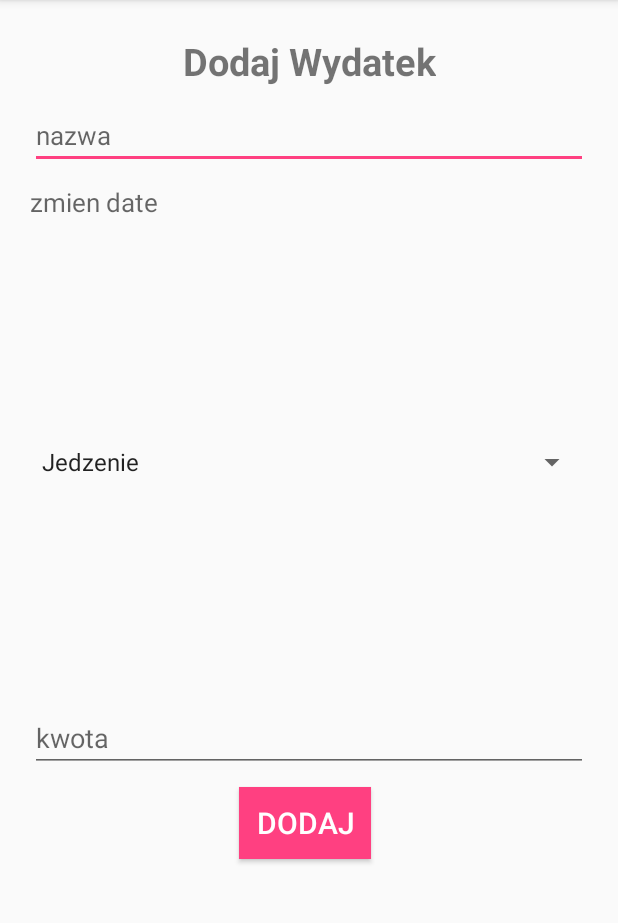
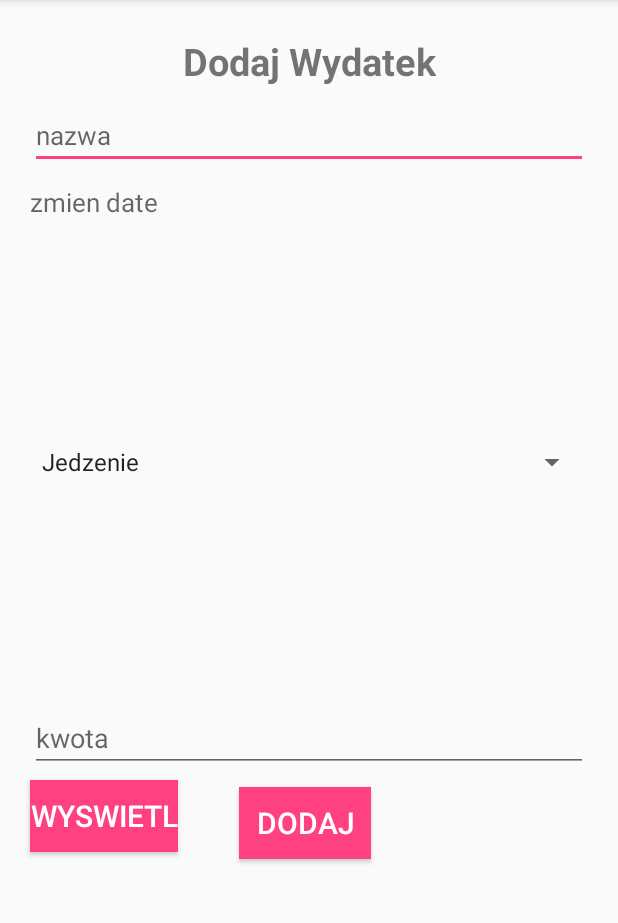
Before and after one commit to olliekrk/firstapplication, an Android app: the NewExpenseActivity screen opened directly, with no data from a screen before it, after a tap on "DODAJ", on a phone screen of 412 x 824 dp, the part 84-1007 px from its top. Run offline under Robolectric (Android 15) with nearby library versions, the phone set to English and light mode, and no system bars.

Commit message:
db is working

```diff
--- a/app/src/main/java/com/example/olgierd/kalendarz/ExpenseDB.java
+++ b/app/src/main/java/com/example/olgierd/kalendarz/ExpenseDB.java
@@ -26,10 +26,10 @@ public class ExpenseDB {
                         + ID + " INTEGER PRIMARY KEY AUTOINCREMENT,"
                         + NAME + " VARCHAR(255) ,"
                         + CAT + " VARCHAR(255) ,"
-                        + AMOUNT + " INTEGER ,"
-                        + DAY + " INTEGER ,"
-                        + MONTH + " INTEGER ,"
-                        + YEAR + " INTEGER );";
+                        + AMOUNT + " VARCHAR(255) ,"
+                        + DAY + " VARCHAR(255) ,"
+                        + MONTH + " VARCHAR(255) ,"
+                        + YEAR + " VARCHAR(255) );";
         private static final String DROP_TABLE = "DROP TABLE IF EXISTS " + TABLE_NAME;
 
         private Context context;
@@ -66,7 +66,7 @@ public class ExpenseDB {
         helper = new expenseDbHelper(context);
     }
 
-    public long insertData(String name, String category, double amount, int day, int month, int year) {
+    public long insertData(String name, String category, String amount, String day, String month, String year) {
         SQLiteDatabase db = helper.getWritableDatabase();
         ContentValues contentValues = new ContentValues();
         contentValues.put(expenseDbHelper.NAME, name);
@@ -84,8 +84,8 @@ public class ExpenseDB {
         String[] columns = {
                 expenseDbHelper.ID,
                 expenseDbHelper.NAME,
+                expenseDbHelper.CAT,
                 expenseDbHelper.AMOUNT,
-                expenseDbHelper.CAT,
                 expenseDbHelper.DAY,
                 expenseDbHelper.MONTH,
                 expenseDbHelper.YEAR
@@ -96,10 +96,10 @@ public class ExpenseDB {
             int id = cursor.getInt(cursor.getColumnIndex(expenseDbHelper.ID));
             String name = cursor.getString(cursor.getColumnIndex(expenseDbHelper.NAME));
             String cat = cursor.getString(cursor.getColumnIndex(expenseDbHelper.CAT));
-            double amount = cursor.getDouble(cursor.getColumnIndex(expenseDbHelper.AMOUNT));
-            int day = cursor.getInt(cursor.getColumnIndex(expenseDbHelper.DAY));
-            int month = cursor.getInt(cursor.getColumnIndex(expenseDbHelper.MONTH));
-            int year = cursor.getInt(cursor.getColumnIndex(expenseDbHelper.YEAR));
+            String amount = cursor.getString(cursor.getColumnIndex(expenseDbHelper.AMOUNT));
+            String day = cursor.getString(cursor.getColumnIndex(expenseDbHelper.DAY));
+            String month = cursor.getString(cursor.getColumnIndex(expenseDbHelper.MONTH));
+            String year = cursor.getString(cursor.getColumnIndex(expenseDbHelper.YEAR));
             buffer.append(id + ". " + cat + ": " + name + " " + amount + "PLN " + day + "-" + month + "-" + year + "\n");
         }
         return buffer.toString();
--- a/app/src/main/java/com/example/olgierd/kalendarz/NewExpenseActivity.java
+++ b/app/src/main/java/com/example/olgierd/kalendarz/NewExpenseActivity.java
@@ -24,12 +24,13 @@ public class NewExpenseActivity extends AppCompatActivity {
     private EditText mName;
     private EditText mAmount;
     private Button submitButton;
+    private Button allExpensesButton;
     private Spinner mCat;
     private DatePickerDialog.OnDateSetListener mOnDateSetListener;
 
-    private int selectedDay;
-    private int selectedMonth;
-    private int selectedYear;
+    private String selectedDay;
+    private String selectedMonth;
+    private String selectedYear;
 
     @Override
     protected void onCreate(Bundle savedInstanceState) {
@@ -39,6 +40,7 @@ public class NewExpenseActivity extends AppCompatActivity {
         myDB = new ExpenseDB(this);
 
         submitButton = (Button) findViewById(R.id.submitButton);
+        allExpensesButton = (Button) findViewById(R.id.allExpensesButtonDisplay);
         mName = (EditText) findViewById(R.id.etName);
         mAmount = (EditText) findViewById(R.id.etAmount);
         mDate = (TextView) findViewById(R.id.etDate);
@@ -51,13 +53,20 @@ public class NewExpenseActivity extends AppCompatActivity {
             }
         });
 
+        allExpensesButton.setOnClickListener(new View.OnClickListener() {
+            @Override
+            public void onClick(View view) {
+                Message.message(getApplicationContext(), myDB.getData());
+            }
+        });
+
         mDate.setOnClickListener(new View.OnClickListener() {
             @Override
             public void onClick(View view) {
                 Calendar cal = Calendar.getInstance();
-                selectedYear = cal.get(Calendar.YEAR);
-                selectedMonth = cal.get(Calendar.MONTH);
-                selectedDay = cal.get(Calendar.DAY_OF_MONTH);
+                int selectedYear = cal.get(Calendar.YEAR);
+                int selectedMonth = cal.get(Calendar.MONTH);
+                int selectedDay = cal.get(Calendar.DAY_OF_MONTH);
 
                 DatePickerDialog dialog = new DatePickerDialog(NewExpenseActivity.this,
                         android.R.style.Theme_Black,
@@ -77,9 +86,9 @@ public class NewExpenseActivity extends AppCompatActivity {
                 String date = day + "." + month + "." + year;
                 mDate.setText(date);
 
-                selectedDay = day;
-                selectedMonth = month;
-                selectedYear = year;
+                selectedDay = "" + day;
+                selectedMonth = "" + month;
+                selectedYear = "" + year;
             }
         };
     }
@@ -87,7 +96,7 @@ public class NewExpenseActivity extends AppCompatActivity {
     private void insertToDB() {
         String name = mName.getText().toString();
         String cat = mCat.getSelectedItem().toString();
-        Double amount = Double.parseDouble(mAmount.toString());
+        String amount = mAmount.getText().toString();
 
         try {
             long id = myDB.insertData(name, cat, amount, selectedDay, selectedMonth, selectedYear);
@@ -95,11 +104,13 @@ public class NewExpenseActivity extends AppCompatActivity {
                 Message.message(getApplicationContext(), "Insertion was unsuccesful");
             else
                 Message.message(getApplicationContext(), "Expense inserted succesfully");
-            mDate.setText("Wybierz datę");
-            mAmount.setText("Kwota");
-            mName.setText("Nazwa");
+            mDate.setText("");
+            mAmount.setText("");
+            mName.setText("");
         } catch (Exception e) {
             Message.message(getApplicationContext(), "" + e);
         }
     }
+
+
 }
--- a/app/src/main/res/layout/activity_new_expense.xml
+++ b/app/src/main/res/layout/activity_new_expense.xml
@@ -41,14 +41,14 @@
         android:layout_marginBottom="10dp"
         android:hint="zmien date"
         android:textSize="17dp"
-        app:layout_constraintBottom_toTopOf="@+id/spinner1"
-        app:layout_constraintEnd_toEndOf="@+id/spinner1"
-        app:layout_constraintStart_toStartOf="@+id/spinner1"
+        app:layout_constraintBottom_toTopOf="@+id/categorySpinner"
+        app:layout_constraintEnd_toEndOf="@+id/categorySpinner"
+        app:layout_constraintStart_toStartOf="@+id/categorySpinner"
         app:layout_constraintTop_toBottomOf="@+id/etName" />
 
 
     <Spinner
-        android:id="@+id/spinner1"
+        android:id="@+id/categorySpinner"
         android:layout_width="0dp"
         android:layout_height="0dp"
         android:layout_marginBottom="10dp"
@@ -75,7 +75,7 @@
         app:layout_constraintBottom_toTopOf="@+id/submitButton"
         app:layout_constraintEnd_toEndOf="parent"
         app:layout_constraintStart_toStartOf="parent"
-        app:layout_constraintTop_toBottomOf="@+id/spinner1" />
+        app:layout_constraintTop_toBottomOf="@+id/categorySpinner" />
 
     <Button
         android:id="@+id/submitButton"
@@ -83,7 +83,6 @@
         android:layout_height="wrap_content"
         android:layout_marginBottom="195dp"
         android:background="@color/colorAccent"
-        android:onClick="submitExpense"
         android:text="Dodaj"
         android:textColor="@android:color/white"
         android:textSize="20dp"
@@ -93,4 +92,17 @@
         app:layout_constraintStart_toStartOf="@+id/etAmount"
         app:layout_constraintTop_toBottomOf="@+id/etAmount" />
 
+    <Button
+        android:id="@+id/allExpensesButtonDisplay"
+        android:layout_width="wrap_content"
+        android:layout_height="wrap_content"
+        android:layout_marginBottom="195dp"
+        android:background="@color/colorAccent"
+        android:text="Wyswietl"
+        android:textColor="@android:color/white"
+        android:textSize="20dp"
+        app:layout_constraintBottom_toBottomOf="parent"
+        app:layout_constraintStart_toStartOf="@+id/etAmount"
+        app:layout_constraintTop_toBottomOf="@+id/etAmount" />
+
 </android.support.constraint.ConstraintLayout>
```
